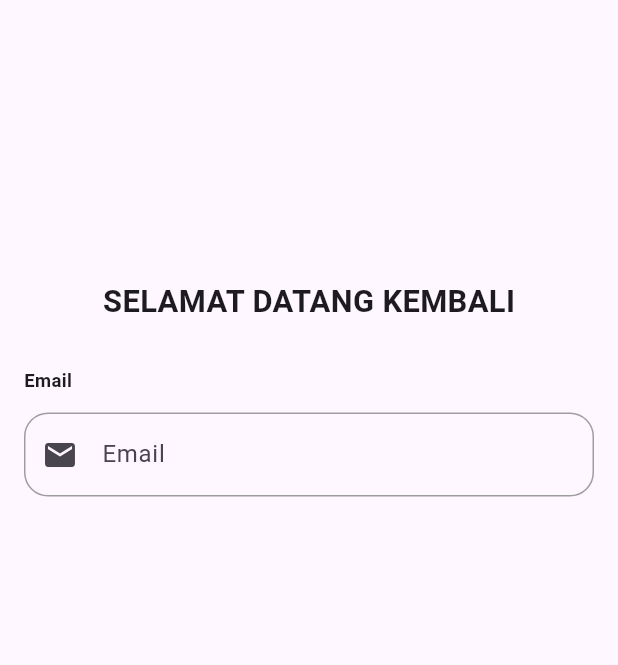
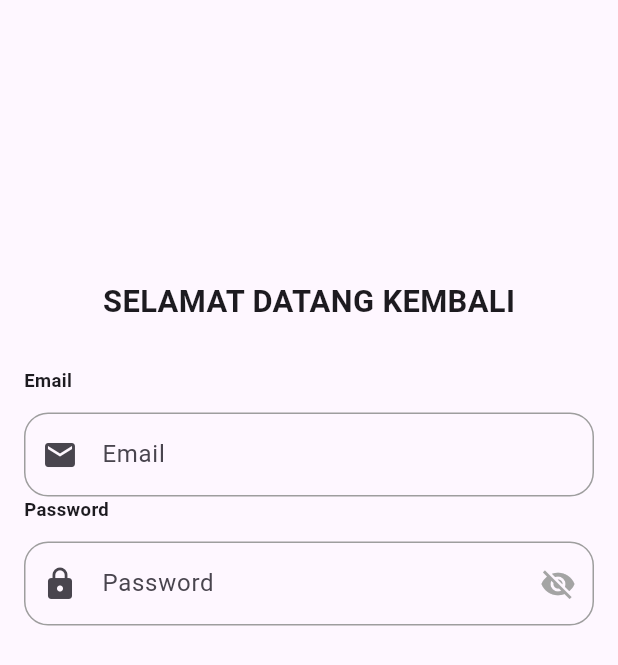
Before and after one commit to LYChubby/TernakKenariAppRestAPI_009, a Flutter app: the LoginScreen screen opened directly, on a phone screen of 412 x 824 dp. Shown: the top 665 px of the screen. Run offline on Flutter 3.47's test engine with Material 3 defaults, Android fonts, the phone set to English and light mode, and no system bars; our stand-ins replace bloc, dartz, dropdown_button2, flutter_secure_storage; accounts and stored records are empty.

Commit message:
Membuat CustomTextField Password

```diff
--- a/lib/presentation/auth/login_screen.dart
+++ b/lib/presentation/auth/login_screen.dart
@@ -1,5 +1,6 @@
 import 'package:canary_template/core/components/components.dart';
 import 'package:canary_template/core/components/spaces.dart';
+import 'package:canary_template/core/constants/colors.dart';
 import 'package:flutter/material.dart';
 
 class LoginScreen extends StatefulWidget {
@@ -61,6 +62,27 @@ class _LoginScreenState extends State<LoginScreen> {
                     child: Icon(Icons.email),
                   ),
                 ),
+                CustomTextField(
+                  controller: passwordController,
+                  label: "Password",
+                  validator: "Password tidak boleh kosong",
+                  obscureText: !isShowPassword,
+                  prefixIcon: Padding(
+                    padding: const EdgeInsets.all(8.0),
+                    child: Icon(Icons.lock),
+                  ),
+                  suffixIcon: IconButton(
+                    icon: Icon(
+                      isShowPassword ? Icons.visibility : Icons.visibility_off,
+                      color: AppColors.grey,
+                    ),
+                    onPressed: () {
+                      setState(() {
+                        isShowPassword = !isShowPassword;
+                      });
+                    },
+                  ),
+                ),
               ],
             ),
           ),
```
